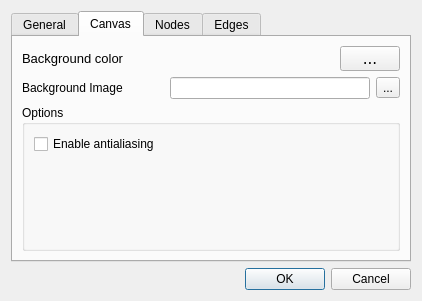
socnetv/app, file src/forms/preferencesdialog.ui: the form before one commit.
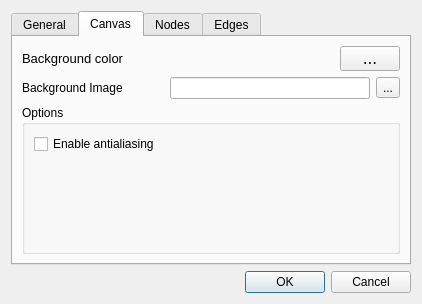
The form after the commit. The open tabs and pages were chosen to show the change. Icons and pictures are not drawn.

What changed in the file:
```diff
--- a/src/forms/preferencesdialog.ui
+++ b/src/forms/preferencesdialog.ui
@@ -7,7 +7,7 @@
     <x>0</x>
     <y>0</y>
     <width>422</width>
-    <height>300</height>
+    <height>304</height>
    </rect>
   </property>
   <property name="windowTitle">
```
Left out of the diff: 2 changed lines with no effect on the pictures.
